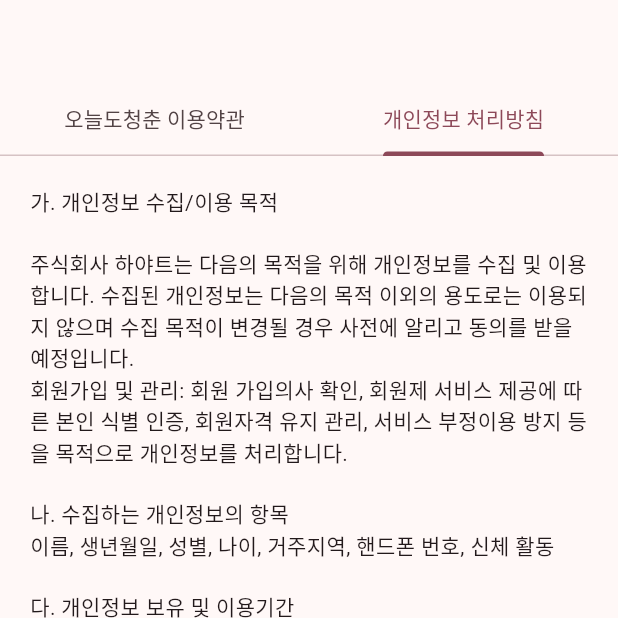
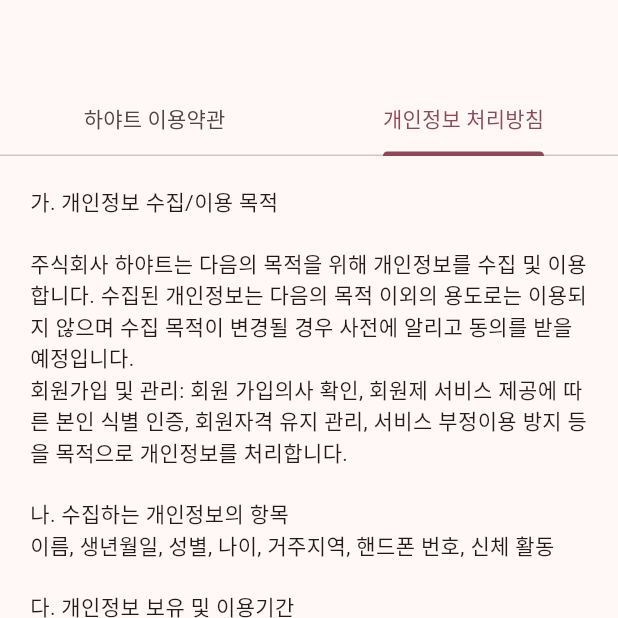
Before and after one commit to hayatshin/hayat_onldocc_rule, a Flutter app: the screen it shows after launch, tab 2 chosen, on a phone screen of 412 x 824 dp, the top half of it. Run offline on Flutter 3.47's test engine with Material 2 defaults, Android fonts, the phone set to English and light mode, and no system bars.

Commit message:
하야트 수정

```diff
--- a/lib/main.dart
+++ b/lib/main.dart
@@ -40,7 +40,7 @@ class _MyHomePageState extends State<MyHomePage> {
         appBar: AppBar(
           bottom: const TabBar(tabs: [
             Tab(
-              text: "오늘도청춘 이용약관",
+              text: "하야트 이용약관",
             ),
             Tab(
               text: "개인정보 처리방침",
```
